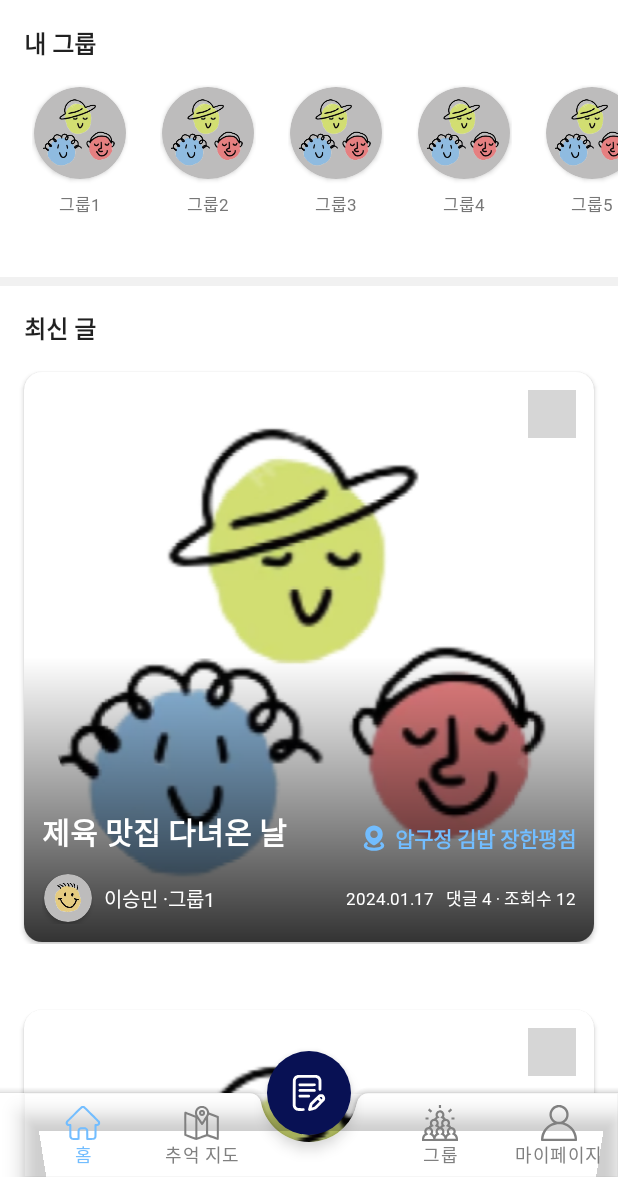
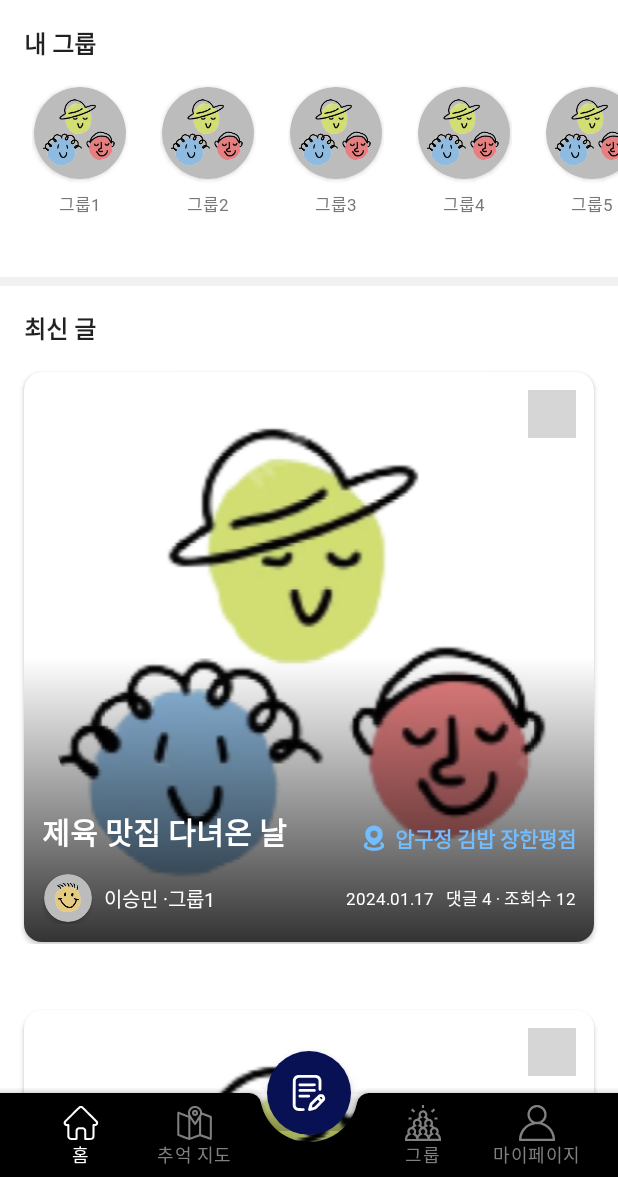
Before and after one commit to TTT-Sesac-2nd-project/WeWrite-FE, an Android app: the MainActivity screen opened directly, with no data from a screen before it, on a phone screen of 412 x 824 dp, the part 59-1236 px from its top. Run offline under Robolectric (Android 15) with nearby library versions, the phone set to English and light mode, and no system bars; pictures from the network do not load; grey boxes are pictures that could not be loaded.

Commit message:
navigation bar 찐찐 최종 완성

```diff
--- a/app/build.gradle
+++ b/app/build.gradle
@@ -15,7 +15,7 @@ android {
         }
 
         applicationId "com.wewrite.android"
-        minSdk 34
+        minSdk 23
         targetSdk 34
         versionCode 1
         versionName "1.0"
--- a/app/src/main/java/com/wewrite/android/ui/MainActivity.kt
+++ b/app/src/main/java/com/wewrite/android/ui/MainActivity.kt
@@ -1,5 +1,6 @@
 package com.wewrite.android.ui
 
+import android.content.Intent
 import androidx.appcompat.app.AppCompatActivity
 import android.os.Bundle
 import com.wewrite.android.R
@@ -8,6 +9,7 @@ import com.wewrite.android.ui.group.GroupFragment
 import com.wewrite.android.ui.home.HomeFragment
 import com.wewrite.android.ui.map.MapFragment
 import com.wewrite.android.ui.myPage.MyPageFragment
+import com.wewrite.android.ui.write.WriteActivity
 
 class MainActivity : AppCompatActivity() {
 
@@ -15,8 +17,10 @@ class MainActivity : AppCompatActivity() {
 
     override fun onCreate(savedInstanceState: Bundle?) {
         super.onCreate(savedInstanceState)
-        binding = ActivityMainBinding.inflate(layoutInflater) // 뷰 바인딩
+        binding = ActivityMainBinding.inflate(layoutInflater)
         setContentView(binding.root)
+
+        binding.fbWritePost.setOnClickListener { goToWrite(it) }
 
         setupBottomNavigation()
     }
@@ -41,4 +45,8 @@ class MainActivity : AppCompatActivity() {
     private fun navigateTo(fragment: androidx.fragment.app.Fragment) {
         supportFragmentManager.beginTransaction().replace(R.id.fragment_container, fragment).commit()
     }
+    fun goToWrite(view: android.view.View) {
+        val intent = Intent(this, WriteActivity::class.java)
+        startActivity(intent)
+    }
 }
--- a/app/src/main/res/drawable/bottom_navi_color.xml
+++ b/app/src/main/res/drawable/bottom_navi_color.xml
@@ -1,7 +1,7 @@
 <?xml version="1.0" encoding="utf-8"?>
 <selector xmlns:android="http://schemas.android.com/apk/res/android">
     <!-- 클릭했을 경우 -->
-    <item android:state_checked="true" android:color="@color/SkyBlue" />
+    <item android:state_checked="true" android:color="@color/white"/>
     <!-- 클릭하지 않은 경우 -->
     <item android:state_checked="false" android:color="@color/gray" />
 </selector>
--- a/app/src/main/res/layout/activity_main.xml
+++ b/app/src/main/res/layout/activity_main.xml
@@ -10,37 +10,43 @@
     <androidx.fragment.app.FragmentContainerView
         android:id="@+id/fragment_container"
         android:layout_width="match_parent"
-        android:layout_height="match_parent" />
+        android:layout_height="match_parent"
+        />
 
     <com.google.android.material.bottomappbar.BottomAppBar
         android:id="@+id/bottom_app_bar"
         android:layout_width="match_parent"
         android:layout_height="wrap_content"
         android:layout_gravity="bottom"
-        android:backgroundTint="@color/white"
-        app:fabAlignmentMode="center" >
+        android:backgroundTint="@color/black"
+        android:padding="0dp"
+        android:layout_margin="0dp"
+        app:fabAlignmentMode="center">
 
         <com.google.android.material.bottomnavigation.BottomNavigationView
             android:id="@+id/bottom_navi"
             android:layout_width="match_parent"
             android:layout_height="wrap_content"
             android:layout_gravity="bottom"
+            android:layout_marginEnd="16dp"
             android:background="@android:color/transparent"
-            app:menu="@menu/navi_menu"
+            app:itemBackground="@android:color/transparent"
+            app:itemIconTint="@drawable/bottom_navi_color"
             app:itemTextColor="@drawable/bottom_navi_color"
-            app:itemIconTint="@drawable/bottom_navi_color"
-            app:labelVisibilityMode="labeled" />
+            app:labelVisibilityMode="labeled"
+            app:menu="@menu/navi_menu" />
+    </com.google.android.material.bottomappbar.BottomAppBar>
 
-    </com.google.android.material.bottomappbar.BottomAppBar>
     <com.google.android.material.floatingactionbutton.FloatingActionButton
-        android:id="@+id/floating_save"
+        android:id="@+id/fb_write_post"
         android:layout_width="wrap_content"
         android:layout_height="wrap_content"
         android:backgroundTint="@color/BluePurple"
-        android:padding="4dp"
         android:clickable="true"
         android:focusable="true"
+        android:padding="4dp"
         android:src="@drawable/vi_write_post"
+        android:contentDescription="@string/navi_mypage"
         app:borderWidth="0dp"
         app:layout_anchor="@id/bottom_app_bar"
         app:tint="@android:color/white" />
--- a/app/src/main/res/menu/navi_menu.xml
+++ b/app/src/main/res/menu/navi_menu.xml
@@ -2,15 +2,16 @@
 <menu xmlns:android="http://schemas.android.com/apk/res/android"
     xmlns:app="http://schemas.android.com/apk/res-auto">
     <item android:id="@+id/navi_home"
-        app:showAsAction="ifRoom"
         android:enabled="true"
         android:icon="@drawable/navi_home"
-        android:title="@string/navi_home" />
+        android:title="@string/navi_home"
+        app:showAsAction="ifRoom"/>
 
     <item android:id="@+id/navi_map"
-        app:showAsAction="ifRoom"
+        android:enabled="true"
         android:icon="@drawable/navi_map"
-        android:title="@string/navi_map" />
+        android:title="@string/navi_map"
+        app:showAsAction="ifRoom"/>
 
     <item
         android:id="@+id/blank"
@@ -19,13 +20,15 @@
         android:title="" />
 
     <item android:id="@+id/navi_group"
-        app:showAsAction="ifRoom"
-        android:checked="false"
+        android:enabled="true"
         android:icon="@drawable/navi_group"
-        android:title="@string/navi_group" />
+        android:title="@string/navi_group"
+        app:showAsAction="ifRoom"/>
 
     <item android:id="@+id/navi_mypage"
+        android:enabled="true"
         android:icon="@drawable/navi_mypage"
-        android:title="@string/navi_mypage" />
+        android:title="@string/navi_mypage"
+        app:showAsAction="ifRoom"/>
 
 </menu>
--- a/app/src/main/res/values/colors.xml
+++ b/app/src/main/res/values/colors.xml
@@ -3,6 +3,7 @@
     <color name="black">#FF000000</color>
     <color name="white">#FFFFFFFF</color>
     <color name="gray">#FF808080</color>
+    <color name="realwhite">#FFFFFF</color>
     <color name="BluePurple">#081154</color>
     <color name="yellow">#FEE500</color>
     <color name="Gray1">#ACACAC</color>
--- a/app/src/main/res/values/themes.xml
+++ b/app/src/main/res/values/themes.xml
@@ -2,6 +2,9 @@
     <!-- Base application theme. -->
     <style name="Base.Theme.WeWrite" parent="Theme.MaterialComponents.Light.NoActionBar">
         <item name="android:windowLightStatusBar">true</item>
+        <item name="colorPrimary">@color/white</item>
+        <item name="colorPrimaryDark">@color/white</item>
+        <item name="colorAccent">@color/white</item>
         <item name="android:textViewStyle">@style/CustomFontStyle</item>
         <item name="android:colorBackground">@color/white</item>
         <item name="android:statusBarColor">@color/Gray9</item>
```
Also changed, not shown: app/src/main/AndroidManifest.xml (+8 -10 lines), app/src/main/java/com/wewrite/android/ui/write/WriteActivity.kt (added, +12 -0 lines), app/src/main/res/layout/activity_write.xml (added, +9 -0 lines).
